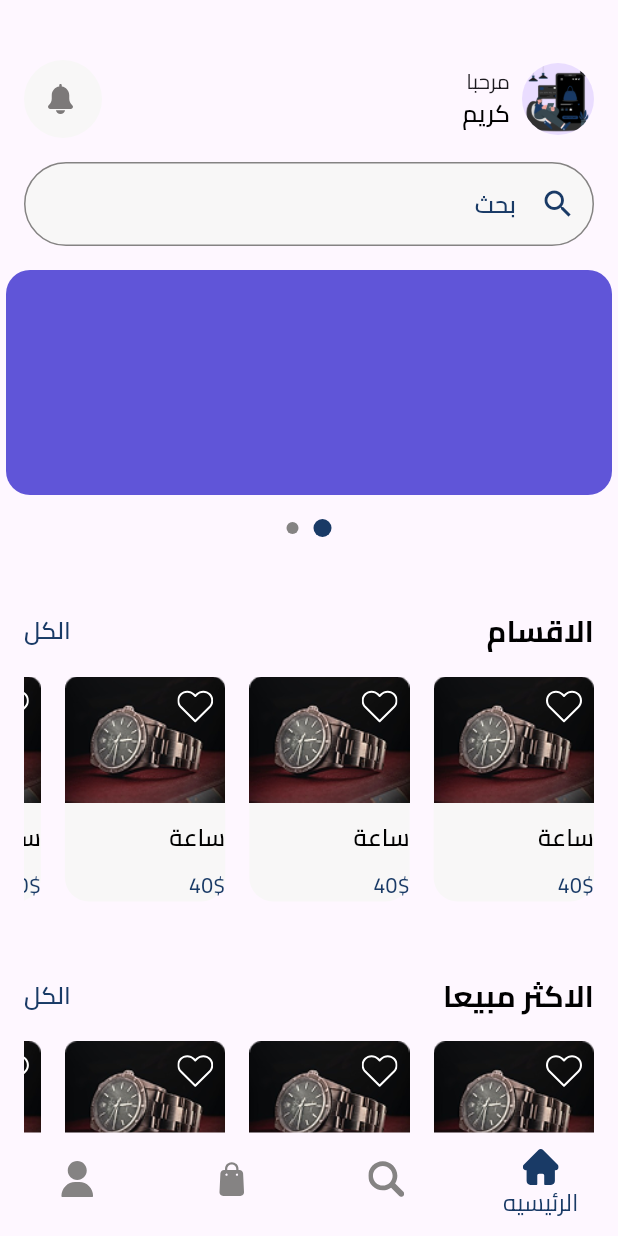
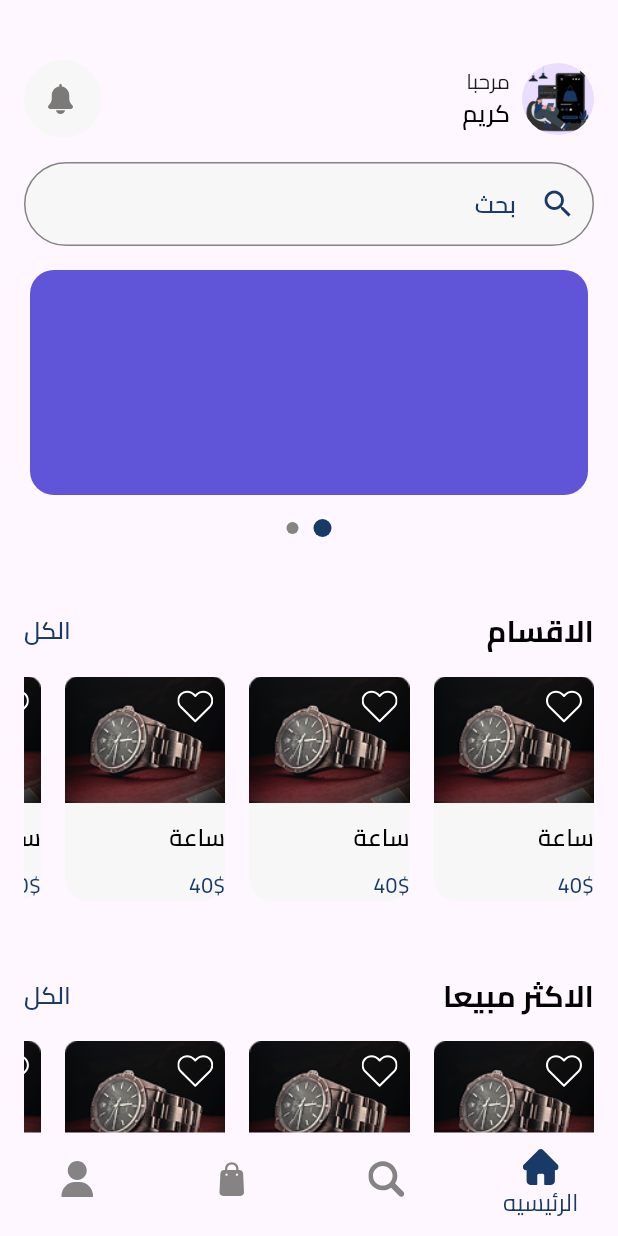
Before and after one commit to Kareemm0/two_be, a Flutter app: the BottomNavBarScreen screen opened by its route, on a phone screen of 412 x 824 dp. Run offline on Flutter 3.47's test engine with Material 3 defaults, Android fonts, the phone set to English and light mode, and no system bars; our stand-ins replace dotted_border, equatable, flutter_bloc, flutter_svg, go_router.

Commit message:
categoty_screen.dart

```diff
--- a/lib/Features/home/presentation/views/home_screen.dart
+++ b/lib/Features/home/presentation/views/home_screen.dart
@@ -1,8 +1,10 @@
 import 'package:flutter/material.dart';
 import 'package:flutter_bloc/flutter_bloc.dart';
+import 'package:go_router/go_router.dart';
 import 'package:two_be/Features/home/presentation/cubit/home_cubit.dart';
 import 'package:two_be/Features/home/presentation/widgets/custom_image_container.dart';
 import 'package:two_be/Features/home/presentation/widgets/custom_row_text_category.dart';
+import 'package:two_be/core/routes/routes.dart';
 import 'package:two_be/core/utils/app_sizes.dart';
 import '../../../../core/widgets/custom_search_bar.dart';
 import '../widgets/custom_category_list_view.dart';
@@ -40,8 +42,11 @@ class HomeScreen extends StatelessWidget {
                     controller: cubit.pageController,
                     itemCount: cubit.imageUrls.length,
                     itemBuilder: (context, index) {
-                      return CustomImageContainer(
-                        image: cubit.imageUrls[index],
+                      return Padding(
+                        padding: const EdgeInsets.symmetric(horizontal: 16),
+                        child: CustomImageContainer(
+                          image: cubit.imageUrls[index],
+                        ),
                       );
                     },
                   ),
@@ -59,7 +64,12 @@ class HomeScreen extends StatelessWidget {
                         crossAxisAlignment: CrossAxisAlignment.start,
                         children: [
                           height(16),
-                          CustomRowTextCategory(text: "الاقسام"),
+                          CustomRowTextCategory(
+                            text: "الاقسام",
+                            onTap: () {
+                              context.push(Routes.category);
+                            },
+                          ),
                           SizedBox(
                             height: 150,
                             child: ListView.separated(
--- a/lib/Features/home/presentation/widgets/custom_row_header_and_notification.dart
+++ b/lib/Features/home/presentation/widgets/custom_row_header_and_notification.dart
@@ -1,9 +1,7 @@
 import 'package:flutter/material.dart';
-import 'package:flutter_svg/svg.dart';
-
-import '../../../../core/utils/app_colors.dart';
 import '../../../../core/utils/app_images.dart';
 import '../../../../core/utils/app_text_style.dart';
+import '../../../../core/widgets/custom_icon_container.dart';
 
 class CustomRowHeaderAndNotification extends StatelessWidget {
   const CustomRowHeaderAndNotification({super.key});
@@ -34,12 +32,9 @@ class CustomRowHeaderAndNotification extends StatelessWidget {
             ),
           ],
         ),
-        Container(
-          padding: EdgeInsets.all(16),
-          decoration:
-              BoxDecoration(color: AppColors.geryF, shape: BoxShape.circle),
-          child: SvgPicture.asset(AppImages.notification),
-        )
+        CustomIconContainer(
+          assetName: AppImages.notification,
+        ),
       ],
     );
   }
--- a/lib/Features/home/presentation/widgets/custom_row_text_category.dart
+++ b/lib/Features/home/presentation/widgets/custom_row_text_category.dart
@@ -1,11 +1,13 @@
 import 'package:flutter/material.dart';
+import 'package:two_be/core/extension/extension.dart';
 
 import '../../../../core/utils/app_colors.dart';
 import '../../../../core/utils/app_text_style.dart';
 
 class CustomRowTextCategory extends StatelessWidget {
   final String text;
-  const CustomRowTextCategory({super.key, required this.text});
+  final void Function()? onTap;
+  const CustomRowTextCategory({super.key, required this.text, this.onTap});
 
   @override
   Widget build(BuildContext context) {
@@ -23,7 +25,7 @@ class CustomRowTextCategory extends StatelessWidget {
           style: AppTextStyle.style16.copyWith(
             color: AppColors.primaryColor,
           ),
-        )
+        ).onTap(onTap)
       ],
     );
   }
--- a/lib/core/routes/app_router.dart
+++ b/lib/core/routes/app_router.dart
@@ -2,6 +2,7 @@ import 'package:go_router/go_router.dart';
 import 'package:two_be/Features/Auth/presentation/view/login_screen.dart';
 import 'package:two_be/Features/Auth/presentation/view/register_screen.dart';
 import 'package:two_be/Features/bottom_nav_bar/presentation/view/bottom_nav_bar_screen.dart';
+import 'package:two_be/Features/categories/presentation/views/categories_screen.dart';
 import 'package:two_be/Features/onBoarding/presentation/views/on_boarding_screen.dart';
 import 'package:two_be/core/routes/routes.dart';
 import '../../Features/splash/presentation/view/splash_screen.dart';
@@ -26,5 +27,9 @@ final appRouter = GoRouter(routes: [
   GoRoute(
     path: Routes.bottomNavigationBar,
     builder: (ctx, state) => BottomNavBarScreen(),
+  ),
+  GoRoute(
+    path: Routes.category,
+    builder: (ctx, state) => CategoriesScreen(),
   )
 ]);
--- a/lib/core/routes/routes.dart
+++ b/lib/core/routes/routes.dart
@@ -4,4 +4,5 @@ class Routes {
   static String onBoarding = '/onBoarding';
   static String register = '/register';
   static String bottomNavigationBar = '/bottomNavigationBar';
+  static String category = '/categories';
 }
--- a/lib/core/utils/app_images.dart
+++ b/lib/core/utils/app_images.dart
@@ -8,6 +8,7 @@ class AppImages {
   static const String onbarding3 = '${_path}onbarding3.png';
   static const String slider = '${_path}slider.png';
   static const String watch = '${_path}watch.png';
+  static const String shoos = '${_path}shoo.png';
 
   //! Vectors Images
 
@@ -18,4 +19,6 @@ class AppImages {
   static const String profile = '${_vectos}profile.svg';
   static const String notification = '${_vectos}notification.svg';
   static const String heart = '${_vectos}heart.svg';
+  static const String arrow = '${_vectos}arrow.svg';
+  static const String add = '${_vectos}add.svg';
 }
--- /dev/null
+++ b/lib/core/widgets/custom_icon_container.dart
@@ -0,0 +1,17 @@
+import 'package:flutter/material.dart';
+import 'package:flutter_svg/svg.dart';
+import 'package:two_be/core/utils/app_colors.dart';
+
+class CustomIconContainer extends StatelessWidget {
+  final String assetName;
+  const CustomIconContainer({super.key, required this.assetName});
+
+  @override
+  Widget build(BuildContext context) {
+    return Container(
+      padding: EdgeInsets.all(16),
+      decoration: BoxDecoration(color: AppColors.geryF, shape: BoxShape.circle),
+      child: SvgPicture.asset(assetName),
+    );
+  }
+}
```
Also changed, not shown: lib/Features/categories/presentation/views/categories_screen.dart (added, +79 -0 lines), lib/Features/categories/presentation/widget/custom_header_and_icon.dart (added, +28 -0 lines), assets/images/shoo.png (added), assets/vectors/add.svg (added), assets/vectors/arrow.svg (added).
